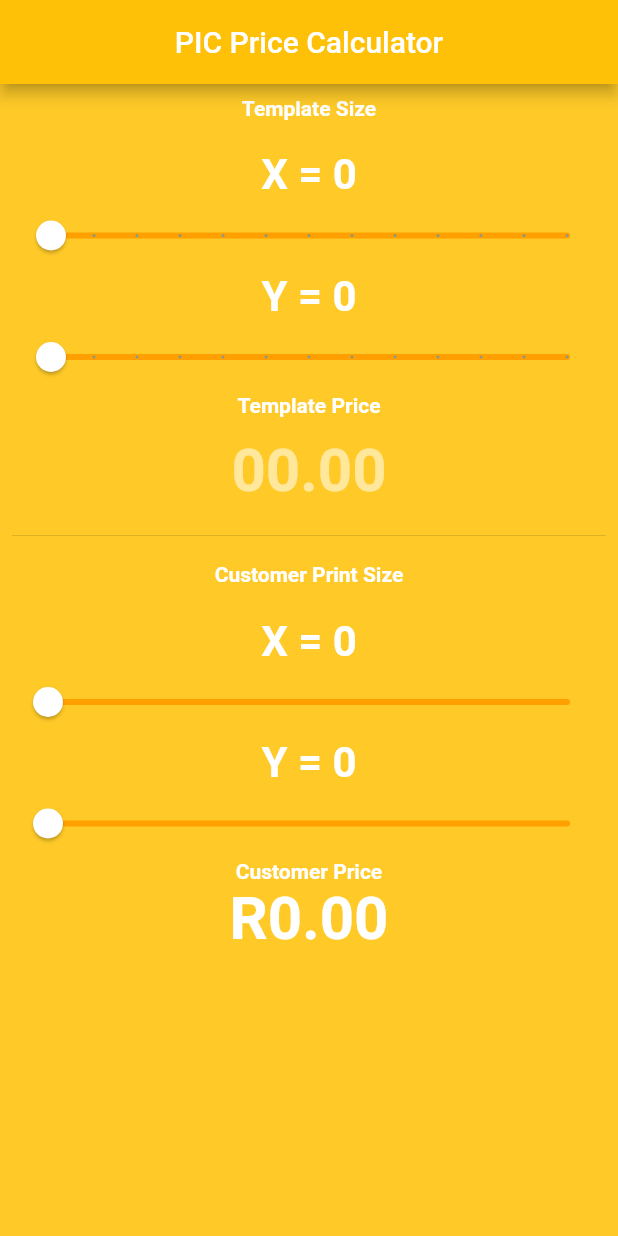
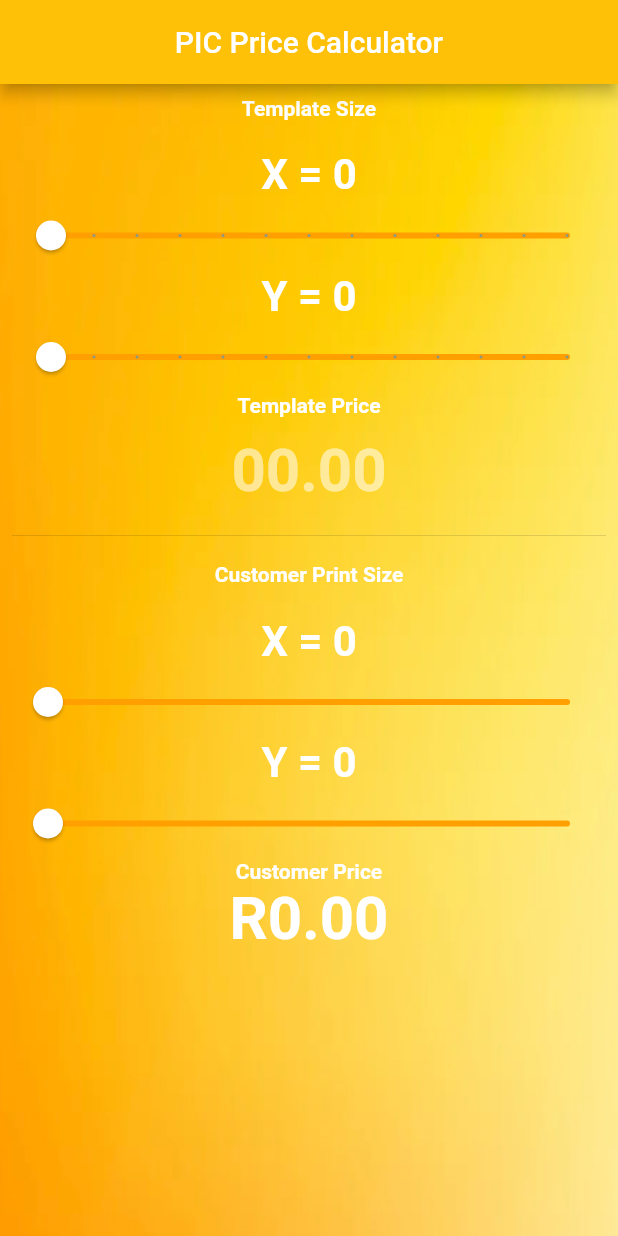
Before and after one commit to Morne-le-Roux/PIC_Price_Calculator, a Flutter app: the screen it shows after launch, on a phone screen of 412 x 824 dp. Run offline on Flutter 3.47's test engine with Material 2 defaults, Android fonts, the phone set to English and light mode, and no system bars.

Commit message:
Added Background Image

```diff
--- a/lib/calculatorsceeen.dart
+++ b/lib/calculatorsceeen.dart
@@ -21,12 +21,17 @@ class _CalculatorScreenState extends State<CalculatorScreen> {
   @override
   Widget build(BuildContext context) {
     return Scaffold(
-      backgroundColor: Colors.amber[400],
+      backgroundColor: Colors.transparent,
       appBar: AppBar(
         backgroundColor: Colors.amber,
         title: Center(child: Text("PIC Price Calculator")),
       ),
-      body: Padding(
+      body: DecoratedBox(
+        decoration: BoxDecoration(
+          image: DecorationImage(
+              image: AssetImage("assets/background.jpg"), fit: BoxFit.fill),
+        ),
+        child: Padding(
           padding: const EdgeInsets.all(8.0),
           child: Column(
             children: [
@@ -231,6 +236,7 @@ class _CalculatorScreenState extends State<CalculatorScreen> {
             ],
           ),
         ),
+      ),
     );
   }
 }
--- a/pubspec.yaml
+++ b/pubspec.yaml
@@ -62,9 +62,8 @@ flutter:
   uses-material-design: true
 
   # To add assets to your application, add an assets section, like this:
-  # assets:
-  #   - images/a_dot_burr.jpeg
-  #   - images/a_dot_ham.jpeg
+  assets:
+    - assets/
 
   # An image asset can refer to one or more resolution-specific "variants", see
   # https://flutter.dev/assets-and-images/#resolution-aware
```
Also changed, not shown: assets/background.jpg (added), assets/background.png (added). Lines whose indentation alone changed are shown as unchanged.
